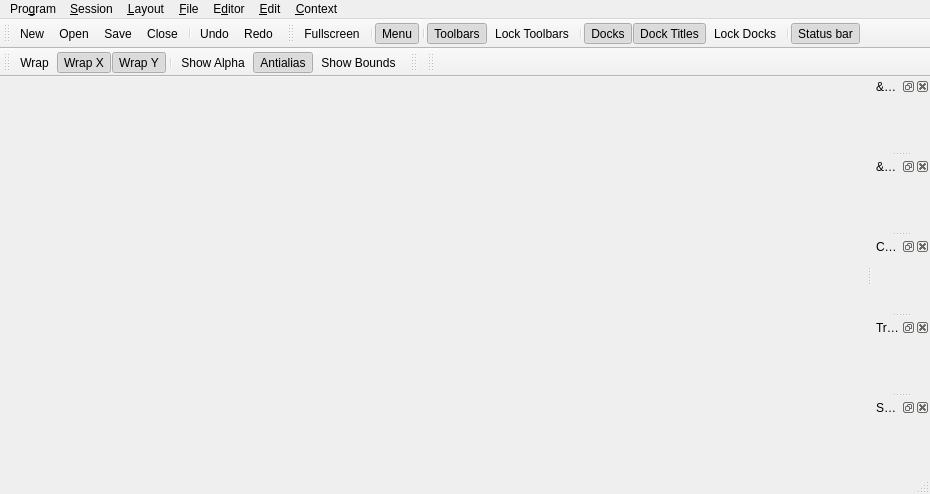
not-surt/SimPix, file mainwindow.ui: the form before one commit.
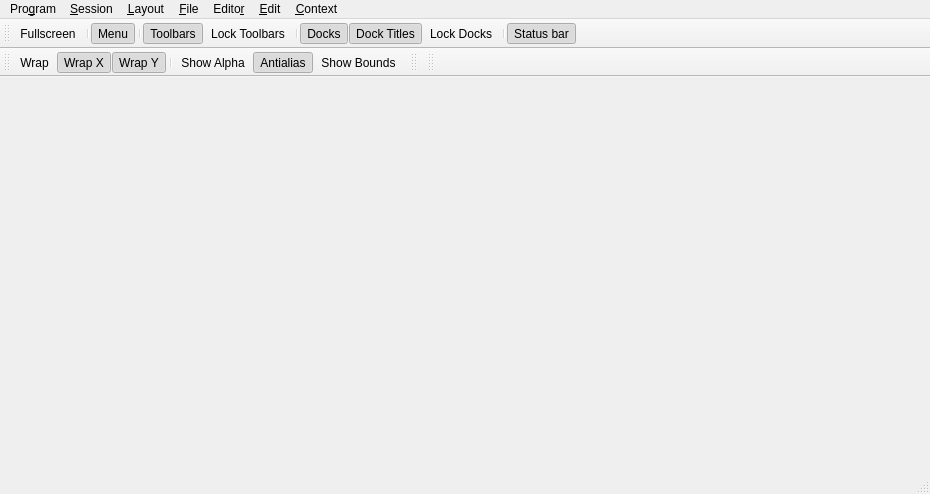
The form after the commit. Icons and pictures are not drawn. Custom widgets are drawn as their Qt base class.

The edit to the form file:
```diff
--- a/mainwindow.ui
+++ b/mainwindow.ui
@@ -92,7 +92,7 @@
    </widget>
    <widget class="QMenu" name="menuEditor">
     <property name="title">
-     <string>E&amp;ditor</string>
+     <string>Edito&amp;r</string>
     </property>
     <addaction name="actionWrap"/>
     <addaction name="actionWrapX"/>
@@ -146,43 +146,7 @@
    <addaction name="menuEdit"/>
    <addaction name="menuContext"/>
   </widget>
-  <widget class="QToolBar" name="toolBarMain">
-   <property name="windowTitle">
-    <string>Main</string>
-   </property>
-   <attribute name="toolBarArea">
-    <enum>TopToolBarArea</enum>
-   </attribute>
-   <attribute name="toolBarBreak">
-    <bool>false</bool>
-   </attribute>
-   <addaction name="actionFileNew"/>
-   <addaction name="actionFileOpen"/>
-   <addaction name="actionFileSave"/>
-   <addaction name="actionFileClose"/>
-   <addaction name="separator"/>
-   <addaction name="actionUndo"/>
-   <addaction name="actionRedo"/>
-  </widget>
   <widget class="QStatusBar" name="statusBar"/>
-  <widget class="QDockWidget" name="paletteDockWidget">
-   <property name="windowTitle">
-    <string>&amp;Palette</string>
-   </property>
-   <attribute name="dockWidgetArea">
-    <number>2</number>
-   </attribute>
-   <widget class="PaletteWidget" name="paletteWidget"/>
-  </widget>
-  <widget class="QDockWidget" name="colourSelectorDockWidget">
-   <property name="windowTitle">
-    <string>&amp;Colour</string>
-   </property>
-   <attribute name="dockWidgetArea">
-    <number>2</number>
-   </attribute>
-   <widget class="ColourSelector" name="colourSelector"/>
-  </widget>
   <widget class="QToolBar" name="toolBarLayout">
    <property name="windowTitle">
     <string>Window</string>
@@ -206,27 +170,6 @@
    <addaction name="separator"/>
    <addaction name="actionStatusBar"/>
   </widget>
-  <widget class="QDockWidget" name="colourContextDockWidget">
-   <property name="windowTitle">
-    <string>Colo&amp;ur Context</string>
-   </property>
-   <attribute name="dockWidgetArea">
-    <number>2</number>
-   </attribute>
-   <widget class="ColourContextWidget" name="colourContextWidget"/>
-  </widget>
-  <widget class="QDockWidget" name="transformDockWidget">
-   <property name="floating">
-    <bool>false</bool>
-   </property>
-   <property name="windowTitle">
-    <string>Tra&amp;nsform</string>
-   </property>
-   <attribute name="dockWidgetArea">
-    <number>2</number>
-   </attribute>
-   <widget class="TransformWidget" name="transformWidget"/>
-  </widget>
   <widget class="QToolBar" name="toolBarEditor">
    <property name="windowTitle">
     <string>Editor</string>
@@ -267,15 +210,6 @@
     <bool>false</bool>
    </attribute>
   </widget>
-  <widget class="QDockWidget" name="dockWidgetSession">
-   <property name="windowTitle">
-    <string>Session</string>
-   </property>
-   <attribute name="dockWidgetArea">
-    <number>2</number>
-   </attribute>
-   <widget class="SessionWidget" name="sessionWidget"/>
-  </widget>
   <action name="actionFileNew">
    <property name="icon">
     <iconset theme="document-new">
@@ -1015,38 +949,6 @@
   </action>
  </widget>
  <layoutdefault spacing="6" margin="11"/>
- <customwidgets>
-  <customwidget>
-   <class>ColourSelector</class>
-   <extends>QWidget</extends>
-   <header>colourselector.h</header>
-   <container>1</container>
-  </customwidget>
-  <customwidget>
-   <class>TransformWidget</class>
-   <extends>QWidget</extends>
-   <header>transformwidget.h</header>
-   <container>1</container>
-  </customwidget>
-  <customwidget>
-   <class>PaletteWidget</class>
-   <extends>QWidget</extends>
-   <header>palettewidget.h</header>
-   <container>1</container>
-  </customwidget>
-  <customwidget>
-   <class>ColourContextWidget</class>
-   <extends>QWidget</extends>
-   <header>colourcontextwidget.h</header>
-   <container>1</container>
-  </customwidget>
-  <customwidget>
-   <class>SessionWidget</class>
-   <extends>QWidget</extends>
-   <header>sessionwidget.h</header>
-   <container>1</container>
-  </customwidget>
- </customwidgets>
  <resources/>
  <connections/>
 </ui>
```
